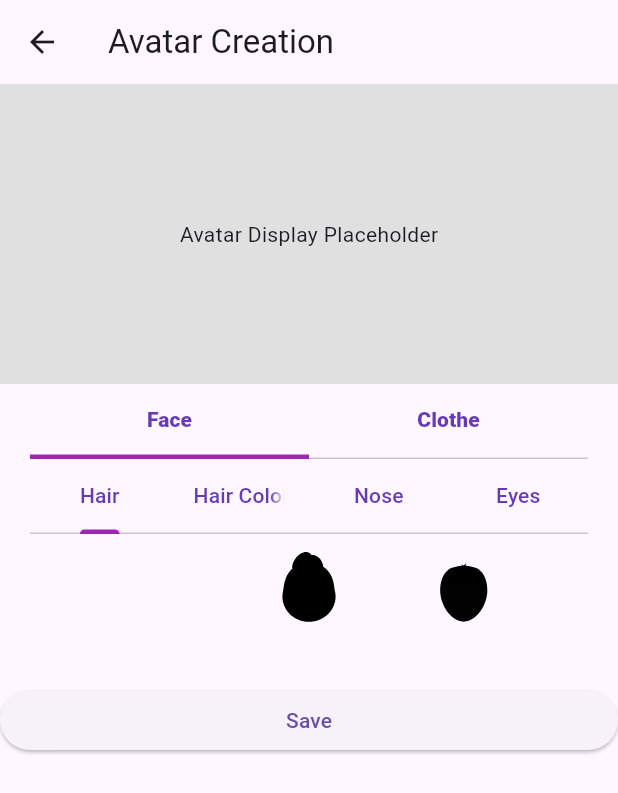
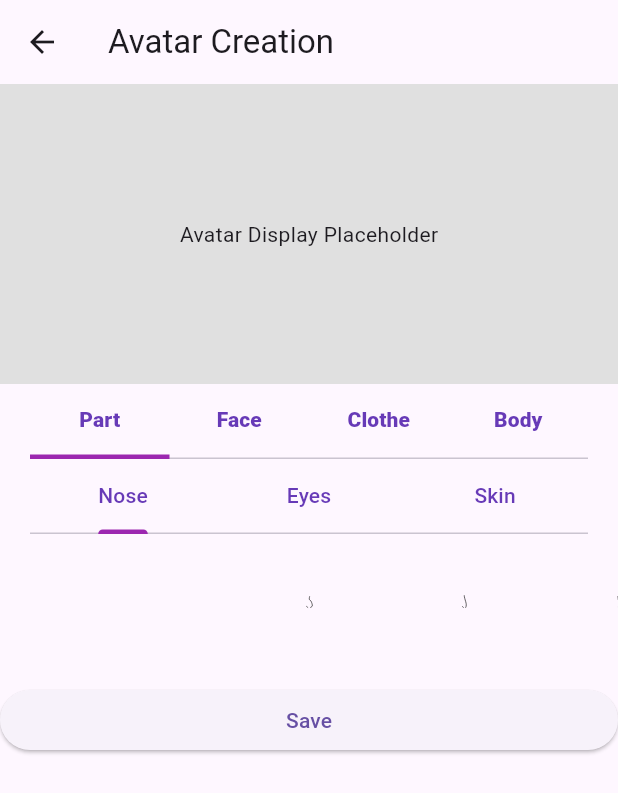
Before and after one commit to talhaFlutter/stay, a Flutter app: the screen it shows after launch, on a phone screen of 412 x 824 dp. Shown: the top 793 px of the screen. Run offline on Flutter 3.47's test engine with Material 3 defaults, Android fonts, the phone set to English and light mode, and no system bars; our stand-ins replace another_flushbar, flutter_svg, fluttertoast, get, shared_preferences; missing offline and left inert: dart:ffi; project files that could hold a hidden picture were left out.

Commit message:
Hair colour added in the avatar also other features added

```diff
--- a/lib/res/components/avatar_generator.dart
+++ b/lib/res/components/avatar_generator.dart
@@ -22,13 +22,14 @@ class _AvatarCreationScreenState extends State<AvatarCreationScreen>
   List<List<String>> selectedItems = [];
   // Map of available sub-properties for each property
   final Map<String, List<String>> subProperties = {
+    'Part': ['Nose', 'Eyes', 'Skin'],
     'Face': [
       'Hair',
       'Hair Color',
-      'Nose',
-      'Eyes'
+      'Beared'
     ], // Added 'Hair Color' as a sub-property
-    'Clothe': ['Hats', 'Eyebrow', 'Beared'],
+    'Clothe': ['Hats', 'Glasses', 'Top'],
+    'Body': ['Beared', 'Eyebrow', 'Mouth'],
   };
 
   final Map<String, Map<String, List<dynamic>>> propertyAssets = {
@@ -70,11 +71,33 @@ class _AvatarCreationScreenState extends State<AvatarCreationScreen>
     'Beared': {
       'Bearedstyle': ['assets/Beard/beard.svg', 'assets/Beard/fullbeard.svg']
     },
+    'Mouth': {
+      'Mouthstyle': ['assets/Mouth/childish.svg', 'assets/Mouth/connfident.svg']
+    },
     'Eyes': {
       'EyeColor': ['assets/Eyes/arched.svg']
     },
     'Hats': {
       'HatsDesign': ['assets/Hats/hijab.svg', 'assets/Hats/kippa.svg']
+    },
+    'Skin Color': {
+      'SkinTone': [
+        Colors.lightBlue, // Example skin tone colors
+        Colors.brown,
+        Colors.pink,
+      ],
+    },
+    'Top': {
+      'TopStyle': [
+        'assets/Top/tshirt.svg', // Example top styles
+        'assets/Top/sweater.svg',
+      ],
+    },
+    'Glasses': {
+      'GlassesDesign': [
+        'assets/Glasses/Rectangle.svg', // Example glasses designs
+        'assets/Glasses/Round.svg',
+      ],
     },
   };
   Color selectedHairColor = Colors.black; // Initialize with default color
@@ -225,7 +248,6 @@ class _AvatarCreationScreenState extends State<AvatarCreationScreen>
             ),
           ),
           // Lowest Scrolling Bar for Asset Selection
-          // Lowest Scrolling Bar for Asset Selection
           SizedBox(
             height: 100,
             child: PageView.builder(
@@ -255,10 +277,11 @@ class _AvatarCreationScreenState extends State<AvatarCreationScreen>
                         width: 2,
                       ),
                       borderRadius: BorderRadius.circular(10),
-                      color:
-                          currentSubProperty == 'Hair Color' && asset is Color
-                              ? asset
-                              : null, // Display color box if HairColor
+                      color: currentSubProperty == 'Hair Color' ||
+                              currentSubProperty == 'Skin Color' &&
+                                  asset is Color
+                          ? asset
+                          : null, // Display color box if HairColor
                     ),
                     child: currentSubProperty != 'Hair Color'
                         ? _applyHairColorFilter(asset)
--- a/pubspec.yaml
+++ b/pubspec.yaml
@@ -57,3 +57,5 @@ flutter:
     - assets/Hats/
     - assets/Eyebrow/
     - assets/Beard/
+    - assets/Glasses/
+    - assets/Mouth/
```
Also changed, not shown: assets/Glasses/Rectangle.svg (added), assets/Glasses/Round.svg (added), assets/Mouth/childish.svg (added), assets/Mouth/confident.svg (added), lib/main.dart (line endings or trailing spaces).
